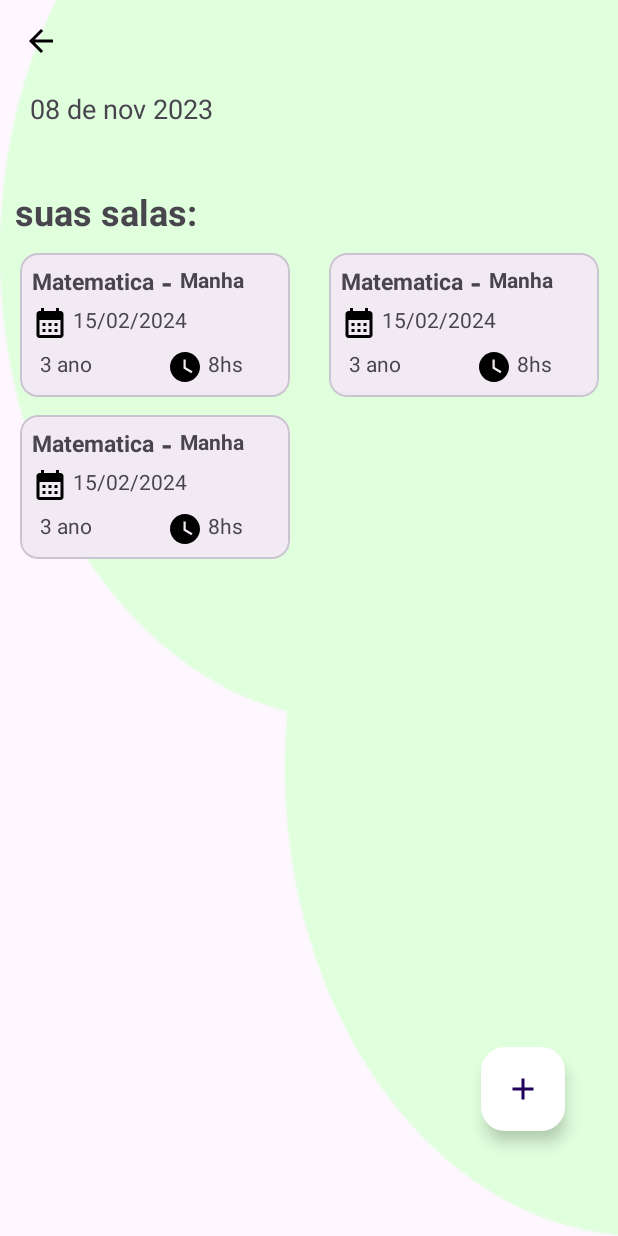
After one commit to thiagoocms/checkin-school-app, an Android app: the layout activity_teacher_home.xml on its own in the app's theme, with its tools: preview values and no code run, on a phone screen of 412 x 824 dp. The commit adds this screen. Run offline under Robolectric (Android 15) with nearby library versions, the phone set to English and light mode, and no system bars.

Commit message:
create view teacher

```diff
--- a/app/src/main/AndroidManifest.xml
+++ b/app/src/main/AndroidManifest.xml
@@ -20,6 +20,9 @@
         android:theme="@style/Theme.CheckinSchool"
         android:usesCleartextTraffic="true"
         tools:targetApi="31">
+        <activity
+            android:name=".view.TeacherHomeActivity"
+            android:exported="false" />
         <activity
             android:name=".view.RegisterActivity"
             android:exported="false" />
--- /dev/null
+++ b/app/src/main/java/com/nassau/checkinschool/model/Page.kt
@@ -0,0 +1,3 @@
+package com.nassau.checkinschool.model
+
+data class Page<T>(var content:ArrayList<T> )
--- a/app/src/main/java/com/nassau/checkinschool/view/Adapter.kt
+++ b/app/src/main/java/com/nassau/checkinschool/view/CardCheckinAdapter.kt
@@ -10,8 +10,8 @@ import org.joda.time.DateTime
 import org.joda.time.Hours
 import java.text.SimpleDateFormat
 
-class Adapter(private var data: ArrayList<ClassRoomDTO>) :
-    RecyclerView.Adapter<Adapter.ViewHolder>() {
+class CardCheckinAdapter(private var data: ArrayList<ClassRoomDTO>) :
+    RecyclerView.Adapter<CardCheckinAdapter.ViewHolder>() {
 
     override fun onCreateViewHolder(parent: ViewGroup, viewType: Int): ViewHolder {
         val binding = CardCheckinBinding.inflate(LayoutInflater.from(parent.context), parent, false)
--- a/app/src/main/java/com/nassau/checkinschool/view/RegisterActivity.kt
+++ b/app/src/main/java/com/nassau/checkinschool/view/RegisterActivity.kt
@@ -3,6 +3,7 @@ package com.nassau.checkinschool.view
 import android.content.Intent
 import android.os.Bundle
 import androidx.appcompat.app.AppCompatActivity
+import androidx.core.app.NavUtils
 import androidx.lifecycle.ViewModelProvider
 import com.google.android.material.dialog.MaterialAlertDialogBuilder
 import com.nassau.checkinschool.R
@@ -62,8 +63,10 @@ class RegisterActivity : AppCompatActivity() {
 
     private fun startViewModel() {
         viewModel.startHome = {
-            var intent = Intent(this@RegisterActivity, HomeActivity::class.java)
+            val intent = Intent(this@RegisterActivity, HomeActivity::class.java)
             intent.putExtra("user", it)
+            intent.addFlags(Intent.FLAG_ACTIVITY_CLEAR_TOP or Intent.FLAG_ACTIVITY_CLEAR_TASK or Intent.FLAG_ACTIVITY_NEW_TASK)
+            aLoadingDialog.dismiss()
             startActivity(intent)
             finish()
         }
--- /dev/null
+++ b/app/src/main/res/drawable/baseline_badge_24.xml
@@ -0,0 +1,5 @@
+<vector android:height="24dp" android:tint="#000000"
+    android:viewportHeight="24" android:viewportWidth="24"
+    android:width="24dp" xmlns:android="http://schemas.android.com/apk/res/android">
+    <path android:fillColor="@android:color/white" android:pathData="M20,7h-5V4c0,-1.1 -0.9,-2 -2,-2h-2C9.9,2 9,2.9 9,4v3H4C2.9,7 2,7.9 2,9v11c0,1.1 0.9,2 2,2h16c1.1,0 2,-0.9 2,-2V9C22,7.9 21.1,7 20,7zM9,12c0.83,0 1.5,0.67 1.5,1.5S9.83,15 9,15s-1.5,-0.67 -1.5,-1.5S8.17,12 9,12zM12,18H6v-0.75c0,-1 2,-1.5 3,-1.5s3,0.5 3,1.5V18zM13,9h-2V4h2V9zM18,16.5h-4V15h4V16.5zM18,13.5h-4V12h4V13.5z"/>
+</vector>
--- /dev/null
+++ b/app/src/main/res/layout/activity_teacher_home.xml
@@ -0,0 +1,83 @@
+<?xml version="1.0" encoding="utf-8"?>
+<androidx.constraintlayout.widget.ConstraintLayout xmlns:android="http://schemas.android.com/apk/res/android"
+    xmlns:app="http://schemas.android.com/apk/res-auto"
+    xmlns:tools="http://schemas.android.com/tools"
+    android:layout_width="match_parent"
+    android:layout_height="match_parent"
+    tools:context=".view.TeacherHomeActivity">
+
+
+    <ImageView
+        android:id="@+id/imageView2"
+        android:layout_width="0dp"
+        android:layout_height="0dp"
+        android:scaleType="fitXY"
+        app:layout_constraintBottom_toBottomOf="parent"
+        app:layout_constraintEnd_toEndOf="parent"
+        app:layout_constraintStart_toStartOf="parent"
+        app:layout_constraintTop_toTopOf="parent"
+        app:srcCompat="@drawable/uniongreentop" />
+
+    <ImageView
+        android:id="@+id/img_back"
+        android:layout_width="wrap_content"
+        android:layout_height="wrap_content"
+        app:srcCompat="@drawable/baseline_arrow_back_24"
+        android:layout_marginTop="15dp"
+        android:layout_marginStart="15dp"
+        app:layout_constraintTop_toTopOf="parent"
+        app:layout_constraintStart_toStartOf="parent"/>
+    <TextView
+        android:id="@+id/txt_date"
+        android:layout_width="0dp"
+        android:layout_height="wrap_content"
+        android:layout_marginStart="20dp"
+        android:layout_marginTop="60dp"
+        android:text="08 de nov 2023"
+        android:textSize="18sp"
+        app:layout_constraintEnd_toEndOf="parent"
+        app:layout_constraintStart_toStartOf="parent"
+        app:layout_constraintTop_toTopOf="parent" />
+
+    <TextView
+        android:id="@+id/txt_history"
+        android:layout_width="0dp"
+        android:layout_height="wrap_content"
+        android:layout_marginTop="40dp"
+        android:layout_marginStart="10dp"
+        android:text="suas salas:"
+        android:textSize="24sp"
+        android:textStyle="bold"
+        app:layout_constraintEnd_toEndOf="parent"
+        app:layout_constraintStart_toStartOf="parent"
+        app:layout_constraintTop_toBottomOf="@+id/txt_date" />
+
+    <androidx.recyclerview.widget.RecyclerView
+        android:id="@+id/rv_list_card"
+        android:layout_width="0dp"
+        android:layout_height="0dp"
+        android:layout_marginTop="5dp"
+        android:background="#03FFFFFF"
+        app:layoutManager="androidx.recyclerview.widget.StaggeredGridLayoutManager"
+        app:layout_constraintEnd_toEndOf="parent"
+        app:layout_constraintStart_toStartOf="parent"
+        android:orientation="vertical"
+        app:layout_constraintTop_toBottomOf="@+id/txt_history"
+        app:spanCount="2"
+        tools:listitem="@layout/card_classroom"
+        app:layout_constraintBottom_toBottomOf="parent"/>
+
+    <com.google.android.material.floatingactionbutton.FloatingActionButton
+        android:id="@+id/btn_create"
+        android:layout_width="wrap_content"
+        android:layout_height="wrap_content"
+        android:layout_marginEnd="35dp"
+        android:layout_marginBottom="70dp"
+        android:backgroundTint="@color/white"
+        android:clickable="true"
+        android:src="@drawable/baseline_add_24"
+        android:tint="@color/black"
+        app:layout_constraintBottom_toBottomOf="parent"
+        app:layout_constraintEnd_toEndOf="parent"
+       />
+</androidx.constraintlayout.widget.ConstraintLayout>
--- /dev/null
+++ b/app/src/main/res/layout/card_classroom.xml
@@ -0,0 +1,94 @@
+<?xml version="1.0" encoding="utf-8"?>
+<androidx.constraintlayout.widget.ConstraintLayout xmlns:android="http://schemas.android.com/apk/res/android"
+    xmlns:app="http://schemas.android.com/apk/res-auto"
+    xmlns:tools="http://schemas.android.com/tools"
+    android:layout_width="wrap_content"
+    android:layout_height="wrap_content"
+    >
+
+    <com.google.android.material.card.MaterialCardView
+        android:id="@+id/card"
+        android:layout_width="180dp"
+        android:layout_height="wrap_content"
+        android:layout_marginStart="20dp"
+        android:layout_marginTop="6dp"
+        android:layout_marginEnd="20dp"
+        android:layout_marginBottom="6dp"
+        android:background="#03CF1515"
+        android:clickable="true"
+        android:focusable="true"
+        app:cardElevation="1dp"
+        app:layout_constraintBottom_toBottomOf="parent"
+        app:layout_constraintEnd_toEndOf="parent"
+        app:layout_constraintStart_toStartOf="parent"
+        app:layout_constraintTop_toTopOf="parent">
+
+        <androidx.constraintlayout.widget.ConstraintLayout
+            android:layout_width="match_parent"
+            android:layout_height="wrap_content"
+            android:background="?attr/selectableItemBackground"
+            android:padding="8dp"
+            >
+
+           <TextView
+               android:id="@+id/txt_name"
+               android:layout_width="wrap_content"
+               android:layout_height="wrap_content"
+               android:text="Matematica"
+               android:textStyle="bold"
+               android:textSize="15sp"
+               app:layout_constraintStart_toStartOf="parent"
+               app:layout_constraintTop_toTopOf="parent"/>
+            <TextView
+                android:id="@+id/txt_space"
+                android:layout_width="wrap_content"
+                android:layout_height="wrap_content"
+                android:text=" - "
+                android:textStyle="bold"
+                android:textSize="20dp"
+                app:layout_constraintStart_toEndOf="@id/txt_name"
+                app:layout_constraintBottom_toBottomOf="@id/txt_name"
+                app:layout_constraintTop_toTopOf="@id/txt_name"/>
+            <TextView
+                android:id="@+id/txt_shift"
+                android:layout_width="wrap_content"
+                android:layout_height="wrap_content"
+                android:text="Manha"
+                android:textStyle="bold"
+                app:layout_constraintStart_toEndOf="@id/txt_space"
+                app:layout_constraintTop_toTopOf="@id/txt_name"/>
+            <TextView
+                android:id="@+id/txt_date"
+                android:layout_width="0dp"
+                android:layout_height="wrap_content"
+                android:layout_marginTop="5dp"
+                android:drawableStart="@drawable/baseline_calendar_month_24"
+                android:text=" 15/02/2024"
+                app:layout_constraintEnd_toEndOf="parent"
+                app:layout_constraintStart_toStartOf="@id/txt_name"
+                app:layout_constraintTop_toBottomOf="@id/txt_name" />
+
+            <TextView
+                android:id="@+id/txt_period"
+                android:layout_width="wrap_content"
+                android:layout_height="wrap_content"
+                android:layout_marginTop="5dp"
+                android:layout_marginStart="5dp"
+                android:text="3 ano"
+                app:layout_constraintStart_toStartOf="@id/txt_name"
+                app:layout_constraintTop_toBottomOf="@id/txt_date" />
+
+            <TextView
+                android:id="@+id/txt_interval"
+                android:layout_width="wrap_content"
+                android:layout_height="wrap_content"
+                android:text=" 8hs"
+                android:drawableStart="@drawable/baseline_watch_later_24"
+                android:layout_marginStart="50dp"
+                app:layout_constraintStart_toEndOf="@id/txt_period"
+                app:layout_constraintTop_toTopOf="@id/txt_period" />
+
+        </androidx.constraintlayout.widget.ConstraintLayout>
+
+    </com.google.android.material.card.MaterialCardView>
+</androidx.constraintlayout.widget.ConstraintLayout>
```
Also changed, not shown: app/src/main/java/com/nassau/checkinschool/service/ClassRoomService.kt (added, +13 -0 lines), app/src/main/java/com/nassau/checkinschool/view/CardClassroomAdapter.kt (added, +59 -0 lines), app/src/main/java/com/nassau/checkinschool/view/HomeActivity.kt (+15 -6 lines), app/src/main/java/com/nassau/checkinschool/view/TeacherHomeActivity.kt (added, +131 -0 lines), app/src/main/java/com/nassau/checkinschool/viewModel/TeacherHomeViewModel.kt (added, +44 -0 lines), app/src/main/res/layout/activity_home.xml (+12 -0 lines).
